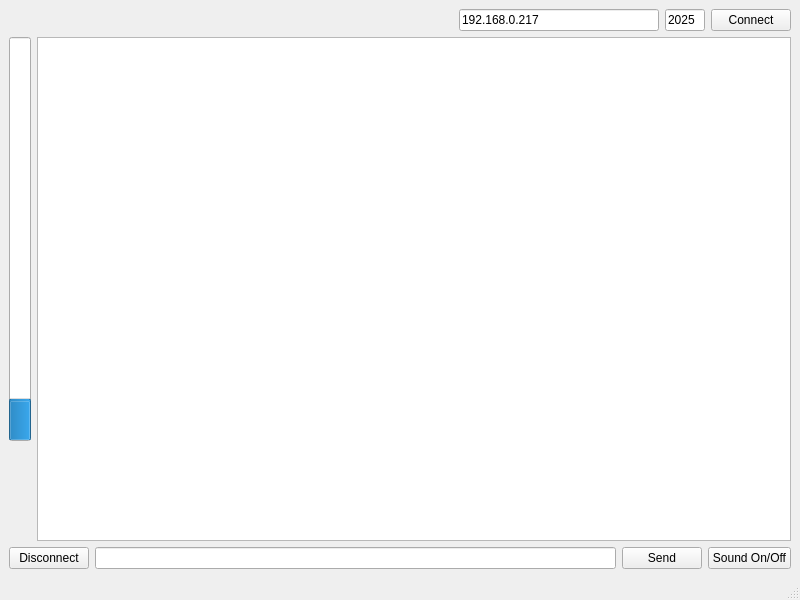
Old version of the form ClientPC/mainwindow.ui in the repository shurk4/DoorPhone.
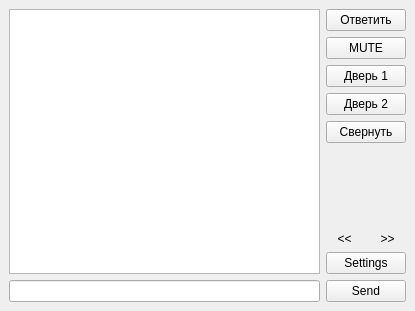
New version of the form.

```diff
--- a/ClientPC/mainwindow.ui
+++ b/ClientPC/mainwindow.ui
@@ -6,8 +6,8 @@
    <rect>
     <x>0</x>
     <y>0</y>
-    <width>800</width>
-    <height>600</height>
+    <width>415</width>
+    <height>311</height>
    </rect>
   </property>
   <property name="windowTitle">
@@ -15,124 +15,104 @@
   </property>
   <widget class="QWidget" name="centralwidget">
    <layout class="QVBoxLayout" name="verticalLayout">
-    <item>
-     <layout class="QHBoxLayout" name="horizontalLayout_2">
-      <item>
-       <spacer name="horizontalSpacer">
-        <property name="orientation">
-         <enum>Qt::Horizontal</enum>
-        </property>
-        <property name="sizeHint" stdset="0">
-         <size>
-          <width>40</width>
-          <height>20</height>
-         </size>
-        </property>
-       </spacer>
-      </item>
-      <item>
-       <widget class="QLineEdit" name="lineEditIp">
-        <property name="maximumSize">
-         <size>
-          <width>200</width>
-          <height>16777215</height>
-         </size>
-        </property>
-        <property name="text">
-         <string>192.168.0.217</string>
-        </property>
-       </widget>
-      </item>
-      <item>
-       <widget class="QLineEdit" name="lineEditPort">
-        <property name="maximumSize">
-         <size>
-          <width>40</width>
-          <height>16777215</height>
-         </size>
-        </property>
-        <property name="text">
-         <string>2025</string>
-        </property>
-       </widget>
-      </item>
-      <item>
-       <widget class="QPushButton" name="pushButtonConnect">
-        <property name="text">
-         <string>Connect</string>
-        </property>
-       </widget>
-      </item>
-     </layout>
-    </item>
     <item>
      <layout class="QHBoxLayout" name="horizontalLayout_3">
+      <item>
+       <widget class="QTextBrowser" name="textBrowser"/>
+      </item>
       <item>
        <layout class="QVBoxLayout" name="verticalLayout_2">
         <item>
-         <widget class="QProgressBar" name="progressBar">
-          <property name="maximum">
-           <number>255</number>
+         <widget class="QPushButton" name="pushButtonAnswer">
+          <property name="text">
+           <string>Ответить</string>
           </property>
-          <property name="value">
-           <number>24</number>
+          <property name="checkable">
+           <bool>true</bool>
           </property>
+         </widget>
+        </item>
+        <item>
+         <widget class="QPushButton" name="pushButtonMute">
+          <property name="text">
+           <string>MUTE</string>
+          </property>
+          <property name="checkable">
+           <bool>true</bool>
+          </property>
+         </widget>
+        </item>
+        <item>
+         <widget class="QPushButton" name="pushButtonDoor1">
+          <property name="text">
+           <string>Дверь 1</string>
+          </property>
+         </widget>
+        </item>
+        <item>
+         <widget class="QPushButton" name="pushButtonDoor2">
+          <property name="text">
+           <string>Дверь 2</string>
+          </property>
+         </widget>
+        </item>
+        <item>
+         <widget class="QPushButton" name="pushButtonToTray">
+          <property name="text">
+           <string>Свернуть</string>
+          </property>
+         </widget>
+        </item>
+        <item>
+         <spacer name="verticalSpacer">
           <property name="orientation">
            <enum>Qt::Vertical</enum>
           </property>
-         </widget>
-        </item>
-        <item>
-         <widget class="QLabel" name="labelRaznMin">
-          <property name="text">
-           <string/>
+          <property name="sizeHint" stdset="0">
+           <size>
+            <width>20</width>
+            <height>40</height>
+           </size>
           </property>
-         </widget>
+         </spacer>
         </item>
         <item>
-         <widget class="QLabel" name="labelMin">
-          <property name="text">
-           <string/>
-          </property>
-         </widget>
+         <layout class="QHBoxLayout" name="horizontalLayout_2">
+          <item>
+           <widget class="QLabel" name="labelRecive">
+            <property name="text">
+             <string>&lt;&lt;</string>
+            </property>
+            <property name="alignment">
+             <set>Qt::AlignCenter</set>
+            </property>
+           </widget>
+          </item>
+          <item>
+           <widget class="QLabel" name="labelSend">
+            <property name="text">
+             <string>&gt;&gt;</string>
+            </property>
+            <property name="alignment">
+             <set>Qt::AlignCenter</set>
+            </property>
+           </widget>
+          </item>
+         </layout>
         </item>
         <item>
-         <widget class="QLabel" name="labelMax">
+         <widget class="QPushButton" name="pushButtonSettings">
           <property name="text">
-           <string/>
-          </property>
-         </widget>
-        </item>
-        <item>
-         <widget class="QLabel" name="labelRaznMax">
-          <property name="text">
-           <string/>
-          </property>
-         </widget>
-        </item>
-        <item>
-         <widget class="QLabel" name="label">
-          <property name="text">
-           <string/>
+           <string>Settings</string>
           </property>
          </widget>
         </item>
        </layout>
       </item>
-      <item>
-       <widget class="QTextBrowser" name="textBrowser"/>
-      </item>
      </layout>
     </item>
     <item>
      <layout class="QHBoxLayout" name="horizontalLayout">
-      <item>
-       <widget class="QPushButton" name="pushButtonDisconnect">
-        <property name="text">
-         <string>Disconnect</string>
-        </property>
-       </widget>
-      </item>
       <item>
        <widget class="QLineEdit" name="lineEditMessage"/>
       </item>
@@ -143,28 +123,10 @@
         </property>
        </widget>
       </item>
-      <item>
-       <widget class="QPushButton" name="pushButtonSound">
-        <property name="text">
-         <string>Sound On/Off</string>
-        </property>
-       </widget>
-      </item>
      </layout>
     </item>
    </layout>
   </widget>
-  <widget class="QMenuBar" name="menubar">
-   <property name="geometry">
-    <rect>
-     <x>0</x>
-     <y>0</y>
-     <width>800</width>
-     <height>22</height>
-    </rect>
-   </property>
-  </widget>
-  <widget class="QStatusBar" name="statusbar"/>
  </widget>
  <resources/>
  <connections/>
```
